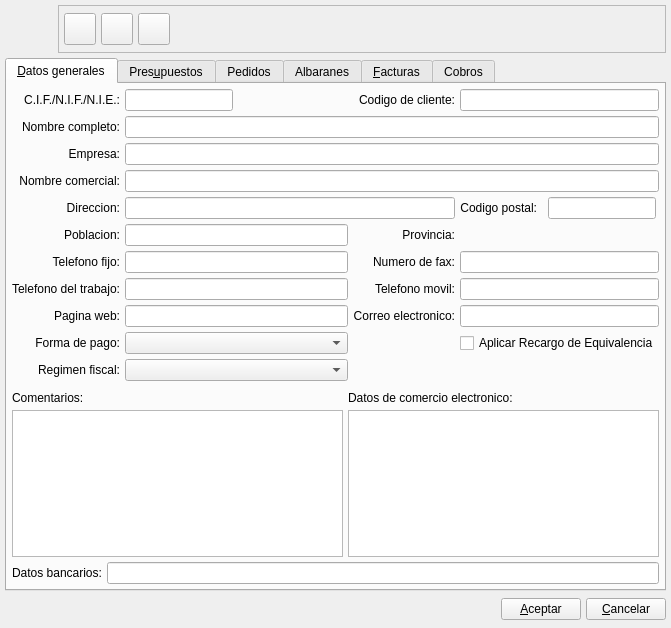
eboladev/Bulmages-1, file bulmages/bulmafact/src/clientebase.ui: the form before one commit.
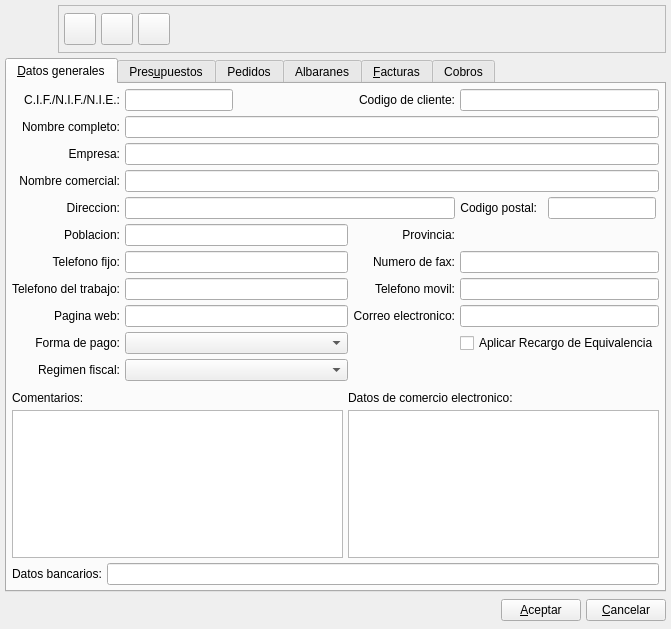
The form after the commit. Icons and pictures are not drawn. Custom widgets are drawn as their Qt base class.

Patch:
```diff
--- a/bulmages/bulmafact/src/clientebase.ui
+++ b/bulmages/bulmafact/src/clientebase.ui
@@ -7,7 +7,7 @@
     <x>0</x>
     <y>0</y>
     <width>671</width>
-    <height>628</height>
+    <height>629</height>
    </rect>
   </property>
   <property name="focusPolicy" >
```
Left out of the diff: 4 changed lines with no effect on the pictures.
